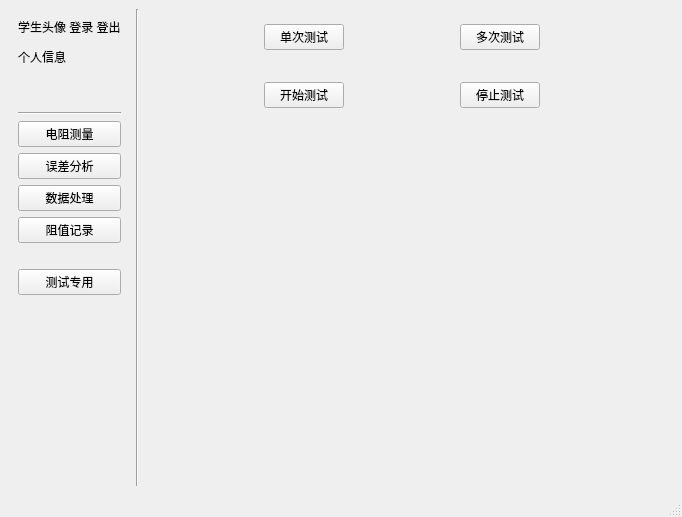
Before: the Qt Designer form SNIStudent/mainwindow.ui in Modolet/SuperNewIC, drawn with Qt 5.
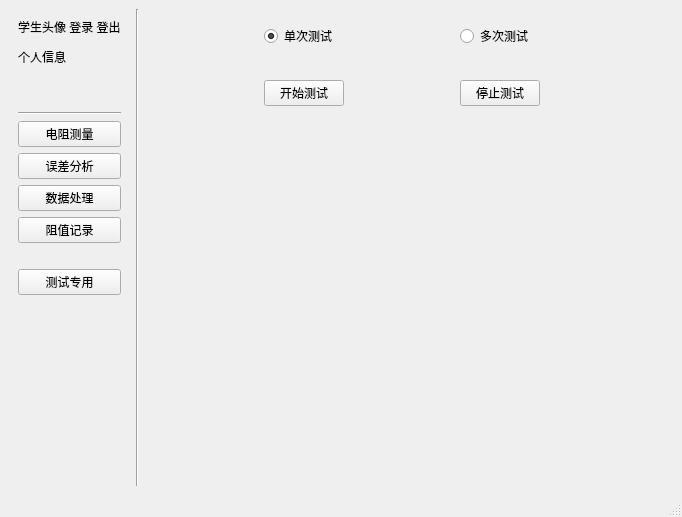
After: the same form once the commit is applied.

What changed in the file:
```diff
--- a/SNIStudent/mainwindow.ui
+++ b/SNIStudent/mainwindow.ui
@@ -182,13 +182,6 @@
            </property>
           </spacer>
          </item>
-         <item row="0" column="1">
-          <widget class="QPushButton" name="pushButton_singleTest">
-           <property name="text">
-            <string>单次测试</string>
-           </property>
-          </widget>
-         </item>
          <item row="1" column="3">
           <spacer name="verticalSpacer_2">
            <property name="orientation">
@@ -225,13 +218,6 @@
            </property>
           </widget>
          </item>
-         <item row="0" column="3">
-          <widget class="QPushButton" name="pushButton_multipleTest">
-           <property name="text">
-            <string>多次测试</string>
-           </property>
-          </widget>
-         </item>
          <item row="2" column="0">
           <spacer name="horizontalSpacer_2">
            <property name="orientation">
@@ -294,6 +280,23 @@
            </property>
           </spacer>
          </item>
+         <item row="0" column="1">
+          <widget class="QRadioButton" name="radioButton_singleTest">
+           <property name="text">
+            <string>单次测试</string>
+           </property>
+           <property name="checked">
+            <bool>true</bool>
+           </property>
+          </widget>
+         </item>
+         <item row="0" column="3">
+          <widget class="QRadioButton" name="radioButton_repeatTest">
+           <property name="text">
+            <string>多次测试</string>
+           </property>
+          </widget>
+         </item>
         </layout>
        </widget>
       </widget>
```
